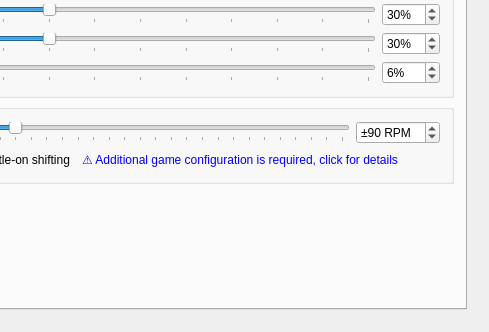
Old version of the form BonusFFB/BonusFFB.ui in the repository kgmonteith/BonusFFB; both pictures show x 412 to 901 and y 363 to 695 of the 901 by 695 pixel window.
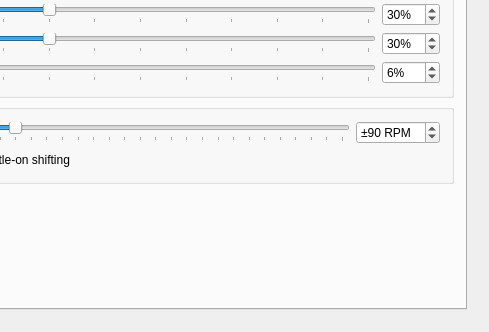
New version of the form. The open tabs and pages were chosen to show the change. Icons and pictures are not drawn.

Diff of the .ui file:
```diff
--- a/BonusFFB/BonusFFB.ui
+++ b/BonusFFB/BonusFFB.ui
@@ -1462,19 +1462,6 @@
                    </property>
                   </widget>
                  </item>
-                 <item>
-                  <widget class="QLabel" name="heavytruck_throttleOnShiftingLabel">
-                   <property name="enabled">
-                    <bool>true</bool>
-                   </property>
-                   <property name="text">
-                    <string>&lt;a href=&quot;https://kgmonteith.github.io/BonusFFB/heavytruck/#advanced-game-settings-for-throttle-on-shifting&quot; style=&quot;text-decoration: none;&quot;&gt;⚠️ Additional game configuration is required, click for details&lt;/a&gt;</string>
-                   </property>
-                   <property name="openExternalLinks">
-                    <bool>true</bool>
-                   </property>
-                  </widget>
-                 </item>
                  <item>
                   <spacer name="horizontalSpacer">
                    <property name="orientation">
```
Left out of the diff: 21 changed lines with no effect on the pictures.
